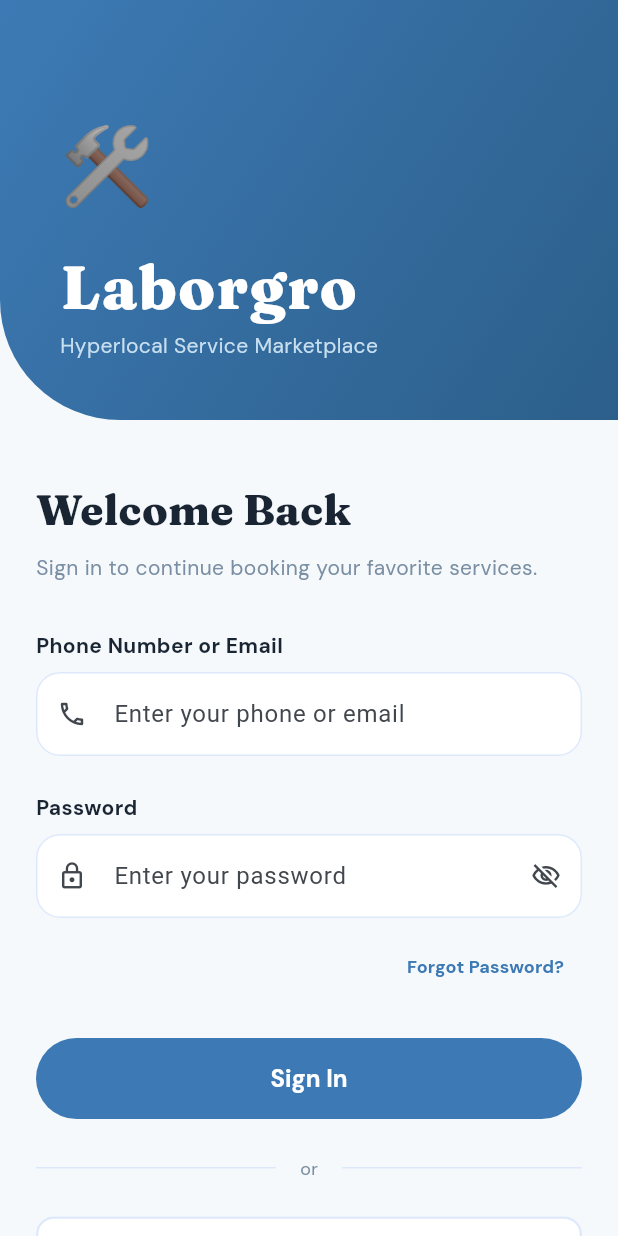
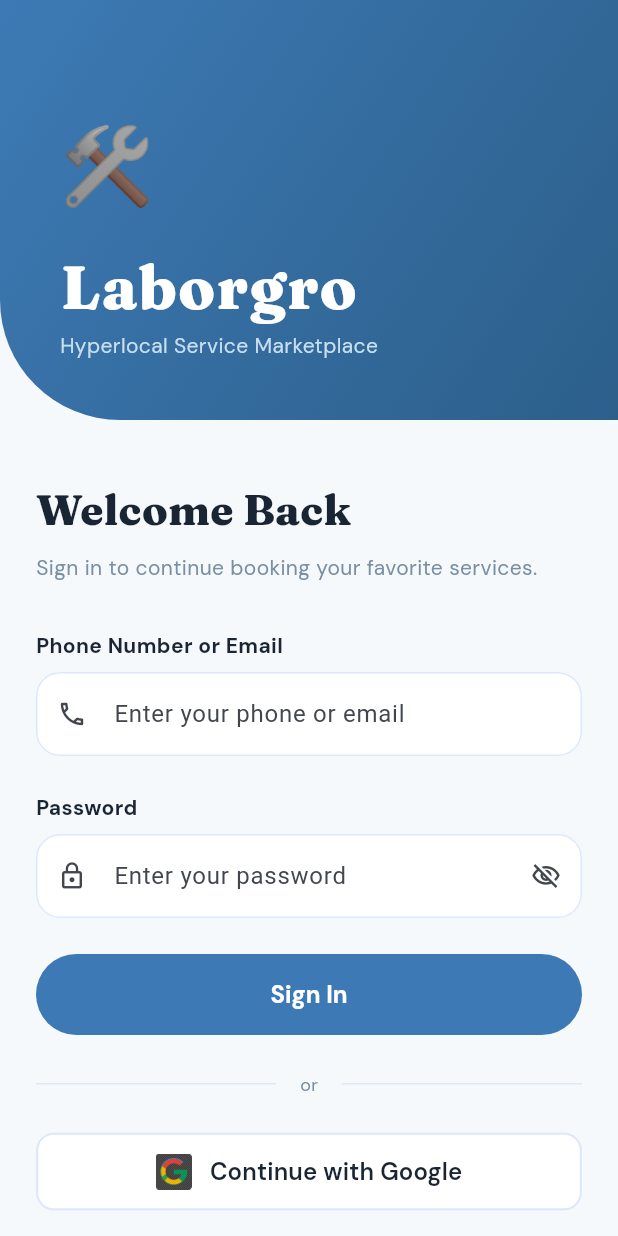
Before and after one commit to iMaginarParas/laborapp, a Flutter app: the screen it shows after launch, on a phone screen of 412 x 824 dp. Run offline on Flutter 3.47's test engine with Material 3 defaults, Android fonts, the phone set to English and light mode, and no system bars; our stand-ins replace dio, flutter_dotenv, flutter_riverpod, geocoding, geolocator, google_fonts and 5 more.

Commit message:
Remove forgot password button from login screen

```diff
--- a/lib/core/utils/api_error_handler.dart
+++ b/lib/core/utils/api_error_handler.dart
@@ -52,6 +52,8 @@ class ApiErrorHandler {
             msg += '\n(Target: ${error.requestOptions.baseUrl}${error.requestOptions.path})';
           }
           return msg;
+        default:
+          return 'An unexpected network error occurred.';
       }
     }
 
--- a/lib/features/auth/presentation/login_screen.dart
+++ b/lib/features/auth/presentation/login_screen.dart
@@ -144,17 +144,6 @@ class _LoginScreenState extends ConsumerState<LoginScreen> {
                         ),
                       ),
                     ),
-                    AppLayout.height8,
-                    Align(
-                      alignment: Alignment.centerRight,
-                      child: TextButton(
-                        onPressed: () {},
-                        style: TextButton.styleFrom(
-                          minimumSize: const Size(0, AppLayout.touchTargetSize),
-                        ),
-                        child: Text("Forgot Password?", style: AppTextStyles.label.copyWith(fontSize: 12)),
-                      ),
-                    ),
                     AppLayout.height24,
                     PrimaryButton(
                       text: "Sign In",
```
